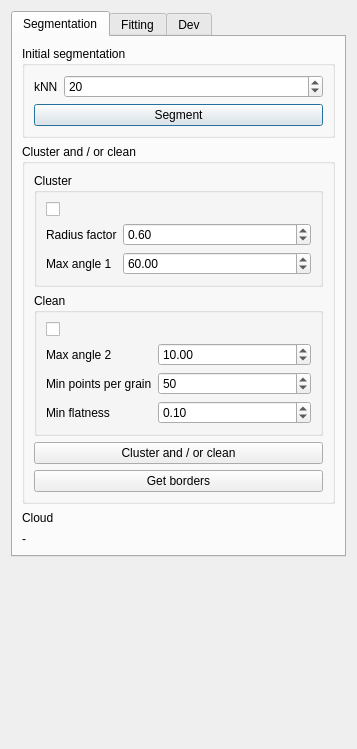
Qt form ui/qG3PointDialog.ui (p-leroy/qG3Point) before a commit.
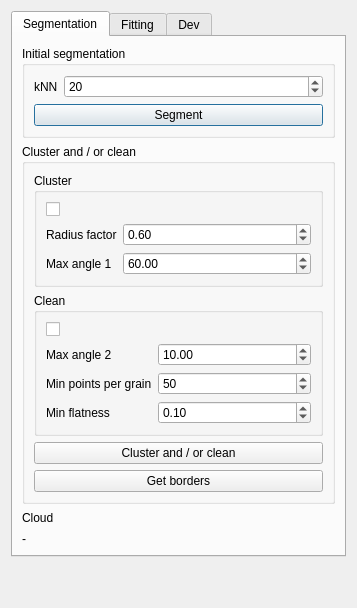
The same form after that commit.

Commit message: export results button connection

The edit to the form file:
```diff
--- a/ui/qG3PointDialog.ui
+++ b/ui/qG3PointDialog.ui
@@ -7,7 +7,7 @@
     <x>0</x>
     <y>0</y>
     <width>357</width>
-    <height>749</height>
+    <height>608</height>
    </rect>
   </property>
   <property name="windowTitle">
```
The commit also changes 5 other files.
